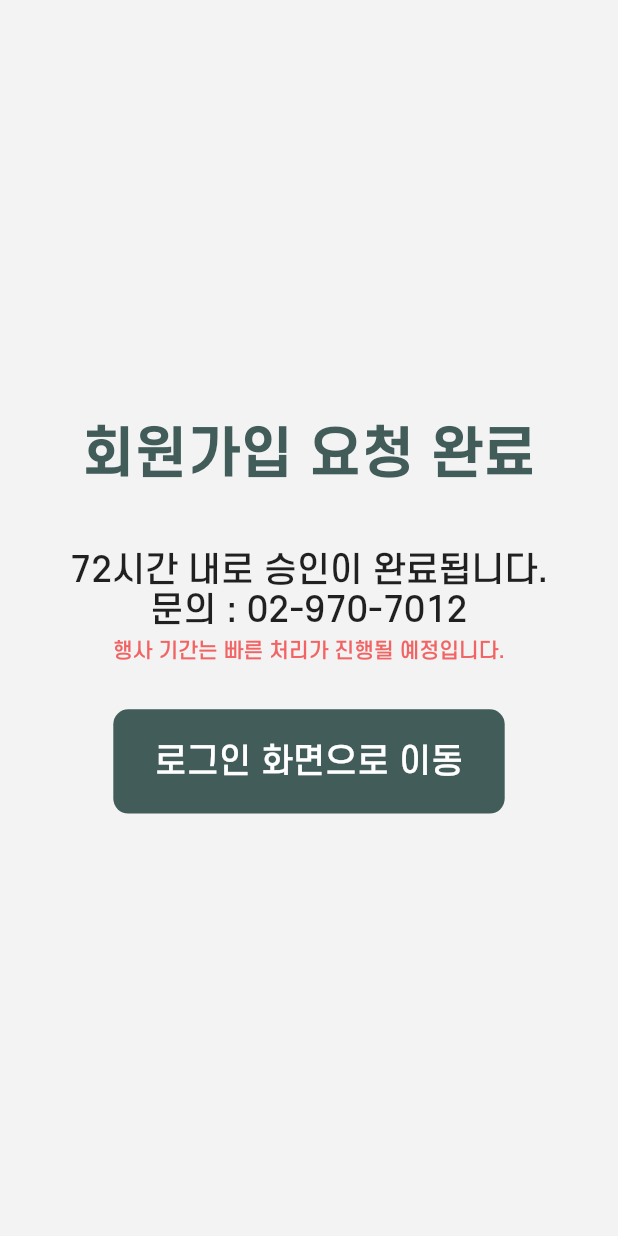
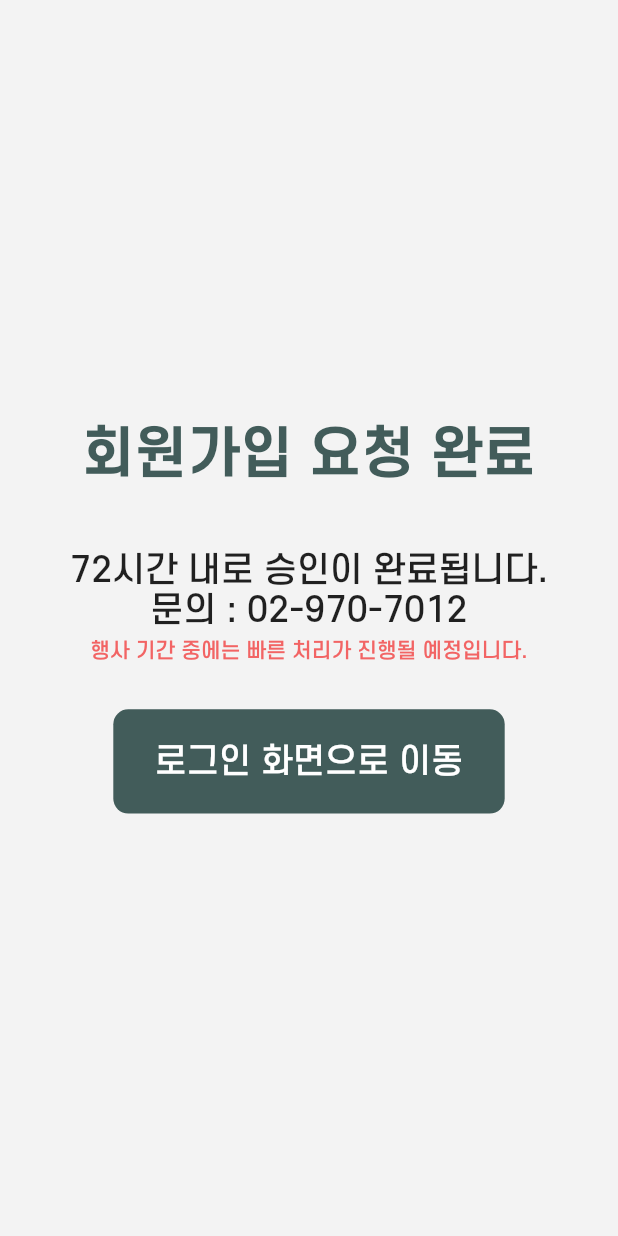
Before and after one commit to suee97/StartApp-Flutter, a Flutter app: the SignUpEndScreen screen opened directly, on a phone screen of 412 x 824 dp. Run offline on Flutter 3.47's test engine with Material 2 defaults, Android fonts, the phone set to English and light mode, and no system bars; our stand-ins replace auto_size_text, cached_network_image, dio, dots_indicator, dotted_line, double_back_to_close_app and 11 more; missing offline and left inert: app_settings, maps_toolkit, syncfusion_flutter_pdfviewer, syncfusion_localizations; accounts and stored records are empty; project files that could hold a hidden picture were left out.

Commit message:
[DESIGN] 오타 수정

```diff
--- a/lib/screens/login/sign_up/sign_up_end_screen.dart
+++ b/lib/screens/login/sign_up/sign_up_end_screen.dart
@@ -33,7 +33,7 @@ class SignUpEndScreen extends StatelessWidget {
               height: 4.h,
             ),
             Text(
-              "행사 기간는 빠른 처리가 진행될 예정입니다.",
+              "행사 기간 중에는 빠른 처리가 진행될 예정입니다.",
               style: TextStyle(
                   fontSize: 12.sp,
                   fontWeight: FontWeight.w400,
```
